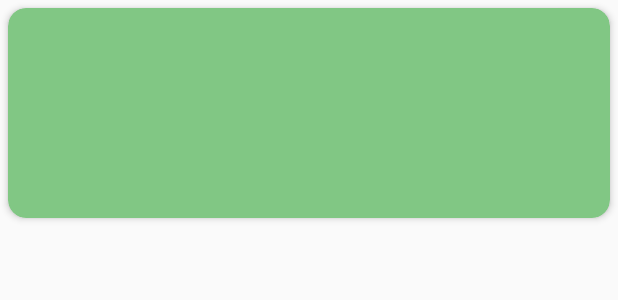
After one commit to andy6804tw/AirNews, an Android app: the layout card_layout.xml on its own in the app's theme, with its tools: preview values and no code run, on a phone screen of 412 x 824 dp. The commit adds this screen. Shown: the top 300 px of the screen. Run offline under Robolectric (Android 15) with nearby library versions, the phone set to English and light mode, and no system bars.

Commit message:
新增RecyclelerView & CardView

```diff
--- a/app/build.gradle
+++ b/app/build.gradle
@@ -25,11 +25,14 @@ dependencies {
         exclude group: 'com.android.support', module: 'support-annotations'
     })
 
+
     compile 'com.android.support:appcompat-v7:25.3.1'
     compile 'com.android.support.constraint:constraint-layout:1.0.2'
     compile 'org.jsoup:jsoup:1.9.2'
     compile 'com.github.Andy671:Dachshund-Tab-Layout:v0.2.0'
     compile 'com.gongwen:marqueelibrary:1.0.4'
     compile 'com.android.support:support-v4:25.3.1'
+    compile 'com.android.support:recyclerview-v7:25.3.1'
+    compile 'com.android.support:cardview-v7:25.3.1'
     testCompile 'junit:junit:4.12'
 }
--- a/app/src/main/java/com/openweather/airnews/MainActivity.java
+++ b/app/src/main/java/com/openweather/airnews/MainActivity.java
@@ -15,6 +15,7 @@ import com.kekstudio.dachshundtablayout.indicators.DachshundIndicator;
 import com.openweather.airnews.Adapter.ViewPagerAdapter;
 import com.openweather.airnews.DataModel.DataModel;
 import com.openweather.airnews.Fragment.HomeFragment;
+import com.openweather.airnews.Fragment.NewsFragment;
 import com.openweather.airnews.Fragment.fragment_page;
 import com.openweather.airnews.Marquee.NoticeMF;
 
@@ -48,7 +49,7 @@ public class MainActivity extends AppCompatActivity {
 
         viewPagerAdapter=new ViewPagerAdapter(getSupportFragmentManager());
         viewPagerAdapter.addFragments(new HomeFragment(),"現在情況");
-        viewPagerAdapter.addFragments(new fragment_page(),"新聞");
+        viewPagerAdapter.addFragments(new NewsFragment(),"新聞");
         viewPagerAdapter.addFragments(new fragment_page(),"預報");
         viewPager = (ViewPager) findViewById(R.id.view_pager);
         viewPager.setAdapter(viewPagerAdapter);
--- /dev/null
+++ b/app/src/main/res/layout/card_layout.xml
@@ -0,0 +1,44 @@
+<?xml version="1.0" encoding="utf-8"?>
+<android.support.v7.widget.CardView xmlns:android="http://schemas.android.com/apk/res/android"
+    xmlns:card_view="http://schemas.android.com/apk/res-auto"
+    android:id="@+id/card_view"
+    android:layout_width="match_parent"
+    android:layout_height="wrap_content"
+    android:layout_margin="5dp"
+    android:clickable="true"
+    android:foreground="?selectableItemBackground"
+    card_view:cardBackgroundColor="#81C784"
+    card_view:cardCornerRadius="12dp"
+    card_view:cardElevation="3dp"
+    card_view:contentPadding="4dp">
+
+    <RelativeLayout
+        android:layout_width="match_parent"
+        android:layout_height="wrap_content"
+        android:padding="16dp">
+
+        <ImageView
+            android:id="@+id/item_image"
+            android:layout_width="100dp"
+            android:layout_height="100dp"
+            android:layout_alignParentLeft="true"
+            android:layout_alignParentTop="true"
+            android:layout_marginRight="16dp" />
+
+        <TextView
+            android:id="@+id/item_title"
+            android:layout_width="wrap_content"
+            android:layout_height="wrap_content"
+            android:layout_alignParentTop="true"
+            android:layout_toRightOf="@+id/item_image"
+            android:textSize="30sp" />
+
+        <TextView
+            android:id="@+id/item_detail"
+            android:layout_width="wrap_content"
+            android:layout_height="wrap_content"
+            android:layout_below="@+id/item_title"
+            android:layout_toRightOf="@+id/item_image" />
+
+    </RelativeLayout>
+</android.support.v7.widget.CardView>
```
Also changed, not shown: app/src/main/java/com/openweather/airnews/Adapter/RecyclerAdapter.java (added, +115 -0 lines), app/src/main/java/com/openweather/airnews/Fragment/NewsFragment.java (added, +44 -0 lines), app/src/main/res/layout/fragment_news.xml (added, +14 -0 lines).
